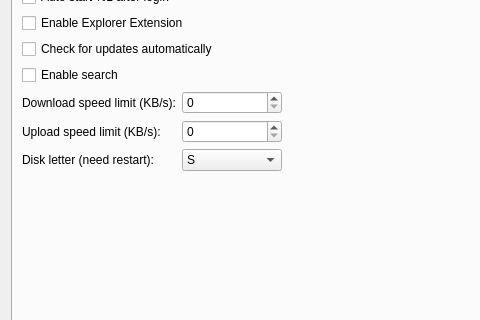
Above: ui/settings-dialog.ui from haiwen/seadrive-gui before the change; both pictures show x 0 to 480 and y 111 to 431 of the 724 by 579 pixel window. Below: the same form after it.
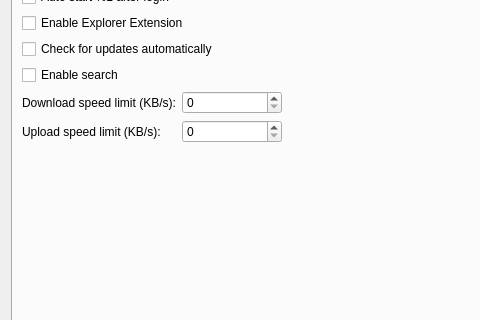
That is the form after the change. The open tabs and pages were chosen to show the change.

The edit to the form file:
```diff
--- a/ui/settings-dialog.ui
+++ b/ui/settings-dialog.ui
@@ -120,34 +120,6 @@
            </property>
           </widget>
          </item>
-         <item row="3" column="0">
-          <widget class="QLabel" name="mDiskLetterLabel">
-           <property name="text">
-            <string>Disk letter (need restart): </string>
-           </property>
-          </widget>
-         </item>
-         <item row="3" column="1">
-          <widget class="QComboBox" name="mDiskLetter">
-           <property name="maximumSize">
-            <size>
-             <width>100</width>
-             <height>16777215</height>
-            </size>
-           </property>
-           <property name="currentText">
-            <string notr="true">S</string>
-           </property>
-           <property name="sizeAdjustPolicy">
-            <enum>QComboBox::AdjustToContents</enum>
-           </property>
-           <item>
-            <property name="text">
-             <string notr="true">S</string>
-            </property>
-           </item>
-          </widget>
-         </item>
         </layout>
        </item>
       </layout>
```
Left out of the diff: 9 changed lines with no effect on the pictures.
